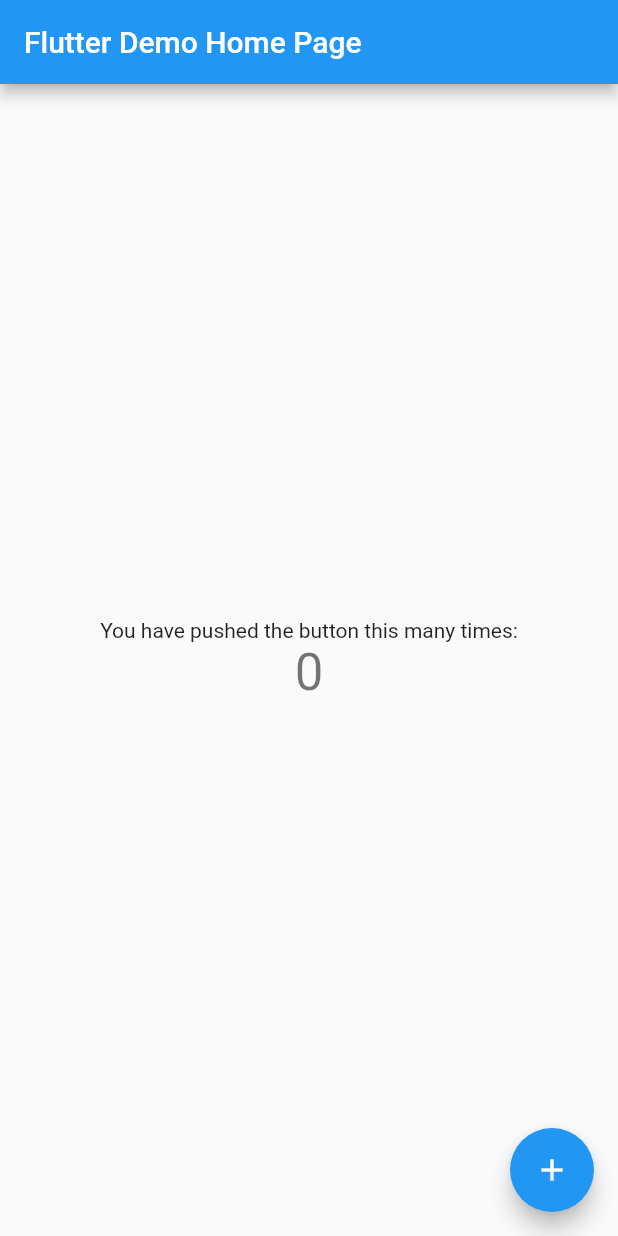
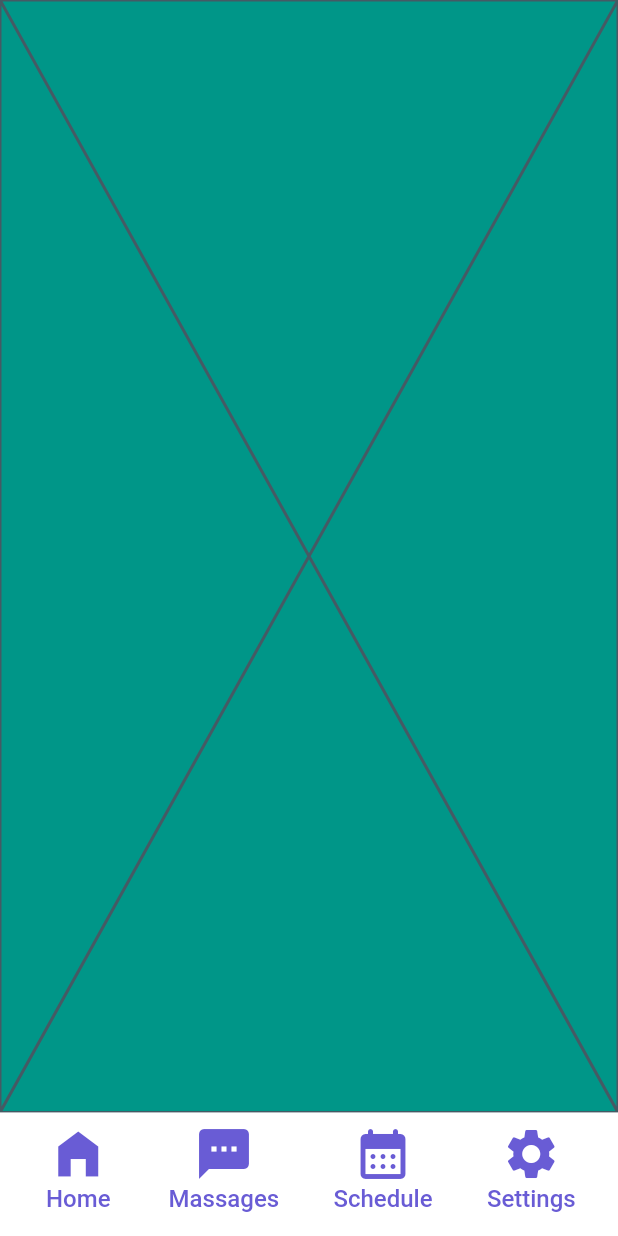
Before and after one commit to marufrobin/medical_app, a Flutter app: the screen it shows after launch, on a phone screen of 412 x 824 dp. Run offline on Flutter 3.47's test engine with Material 2 defaults, Android fonts, the phone set to English and light mode, and no system bars.

Commit message:
Bottom Nav Bar added

```diff
--- /dev/null
+++ b/lib/bottom_nav_bar.dart
@@ -0,0 +1,72 @@
+import 'package:flutter/material.dart';
+import 'package:medical_app/pages/home.dart';
+import 'package:medical_app/pages/massages.dart';
+import 'package:medical_app/pages/schedule.dart';
+import 'package:medical_app/pages/setting.dart';
+
+class BottomNavBar extends StatelessWidget {
+  BottomNavBar({Key? key}) : super(key: key);
+
+  @override
+  Widget build(BuildContext context) {
+    return Container(
+      height: MediaQuery.of(context).size.height * 0.1,
+      color: Colors.white,
+      child: Row(
+        mainAxisAlignment: MainAxisAlignment.spaceEvenly,
+        children: [
+          TextButton(
+              onPressed: () {
+                Navigator.of(context).push(MaterialPageRoute(
+                  builder: (context) => HomeDemo(),
+                ));
+              },
+              child: buildNavButton(
+                  iconName: Icons.home_filled, buttonName: "Home")),
+          TextButton(
+              onPressed: () {
+                Navigator.of(context).push(MaterialPageRoute(
+                  builder: (context) => Massage(),
+                ));
+              },
+              child: buildNavButton(
+                  iconName: Icons.textsms, buttonName: "Massages")),
+          TextButton(
+            onPressed: () {
+              Navigator.of(context).push(MaterialPageRoute(
+                builder: (context) => Schedule(),
+              ));
+            },
+            child: buildNavButton(
+                iconName: Icons.calendar_month_rounded, buttonName: "Schedule"),
+          ),
+          TextButton(
+              onPressed: () {
+                Navigator.of(context).push(MaterialPageRoute(
+                  builder: (context) => Setting(),
+                ));
+              },
+              child: buildNavButton(
+                  iconName: Icons.settings, buttonName: "Settings")),
+        ],
+      ),
+    );
+  }
+
+  Widget buildNavButton(
+      {required IconData iconName, required String buttonName}) {
+    return Column(
+      children: [
+        Icon(
+          iconName,
+          color: Color(0xff695CD5),
+          size: 40,
+        ),
+        Text(
+          "$buttonName",
+          style: TextStyle(color: Color(0xff695CD5), fontSize: 16),
+        )
+      ],
+    );
+  }
+}
--- /dev/null
+++ b/lib/home_page.dart
@@ -0,0 +1,20 @@
+import 'package:flutter/material.dart';
+import 'package:medical_app/bottom_nav_bar.dart';
+
+class HomePage extends StatelessWidget {
+  const HomePage({Key? key}) : super(key: key);
+
+  @override
+  Widget build(BuildContext context) {
+    return Scaffold(
+      backgroundColor: Colors.teal,
+      body: Container(
+        height: double.infinity,
+        width: double.infinity,
+        child: Placeholder(),
+      ),
+      // bottomSheet: BottomNavBar(),
+      bottomNavigationBar: BottomNavBar(),
+    );
+  }
+}
--- a/lib/main.dart
+++ b/lib/main.dart
@@ -1,115 +1,17 @@
 import 'package:flutter/material.dart';
+import 'package:medical_app/home_page.dart';
 
 void main() {
   runApp(const MyApp());
 }
 
 class MyApp extends StatelessWidget {
-  const MyApp({super.key});
+  const MyApp({Key? key}) : super(key: key);
 
-  // This widget is the root of your application.
   @override
   Widget build(BuildContext context) {
     return MaterialApp(
-      title: 'Flutter Demo',
-      theme: ThemeData(
-        // This is the theme of your application.
-        //
-        // Try running your application with "flutter run". You'll see the
-        // application has a blue toolbar. Then, without quitting the app, try
-        // changing the primarySwatch below to Colors.green and then invoke
-        // "hot reload" (press "r" in the console where you ran "flutter run",
-        // or simply save your changes to "hot reload" in a Flutter IDE).
-        // Notice that the counter didn't reset back to zero; the application
-        // is not restarted.
-        primarySwatch: Colors.blue,
-      ),
-      home: const MyHomePage(title: 'Flutter Demo Home Page'),
+      home: HomePage(),
     );
   }
 }
-
-class MyHomePage extends StatefulWidget {
-  const MyHomePage({super.key, required this.title});
-
-  // This widget is the home page of your application. It is stateful, meaning
-  // that it has a State object (defined below) that contains fields that affect
-  // how it looks.
-
-  // This class is the configuration for the state. It holds the values (in this
-  // case the title) provided by the parent (in this case the App widget) and
-  // used by the build method of the State. Fields in a Widget subclass are
-  // always marked "final".
-
-  final String title;
-
-  @override
-  State<MyHomePage> createState() => _MyHomePageState();
-}
-
-class _MyHomePageState extends State<MyHomePage> {
-  int _counter = 0;
-
-  void _incrementCounter() {
-    setState(() {
-      // This call to setState tells the Flutter framework that something has
-      // changed in this State, which causes it to rerun the build method below
-      // so that the display can reflect the updated values. If we changed
-      // _counter without calling setState(), then the build method would not be
-      // called again, and so nothing would appear to happen.
-      _counter++;
-    });
-  }
-
-  @override
-  Widget build(BuildContext context) {
-    // This method is rerun every time setState is called, for instance as done
-    // by the _incrementCounter method above.
-    //
-    // The Flutter framework has been optimized to make rerunning build methods
-    // fast, so that you can just rebuild anything that needs updating rather
-    // than having to individually change instances of widgets.
-    return Scaffold(
-      appBar: AppBar(
-        // Here we take the value from the MyHomePage object that was created by
-        // the App.build method, and use it to set our appbar title.
-        title: Text(widget.title),
-      ),
-      body: Center(
-        // Center is a layout widget. It takes a single child and positions it
-        // in the middle of the parent.
-        child: Column(
-          // Column is also a layout widget. It takes a list of children and
-          // arranges them vertically. By default, it sizes itself to fit its
-          // children horizontally, and tries to be as tall as its parent.
-          //
-          // Invoke "debug painting" (press "p" in the console, choose the
-          // "Toggle Debug Paint" action from the Flutter Inspector in Android
-          // Studio, or the "Toggle Debug Paint" command in Visual Studio Code)
-          // to see the wireframe for each widget.
-          //
-          // Column has various properties to control how it sizes itself and
-          // how it positions its children. Here we use mainAxisAlignment to
-          // center the children vertically; the main axis here is the vertical
-          // axis because Columns are vertical (the cross axis would be
-          // horizontal).
-          mainAxisAlignment: MainAxisAlignment.center,
-          children: <Widget>[
-            const Text(
-              'You have pushed the button this many times:',
-            ),
-            Text(
-              '$_counter',
-              style: Theme.of(context).textTheme.headline4,
-            ),
-          ],
-        ),
-      ),
-      floatingActionButton: FloatingActionButton(
-        onPressed: _incrementCounter,
-        tooltip: 'Increment',
-        child: const Icon(Icons.add),
-      ), // This trailing comma makes auto-formatting nicer for build methods.
-    );
-  }
-}
```
Also changed, not shown: lib/pages/home.dart (added, +17 -0 lines), lib/pages/massages.dart (added, +18 -0 lines), lib/pages/schedule.dart (added, +18 -0 lines), lib/pages/setting.dart (added, +18 -0 lines).
